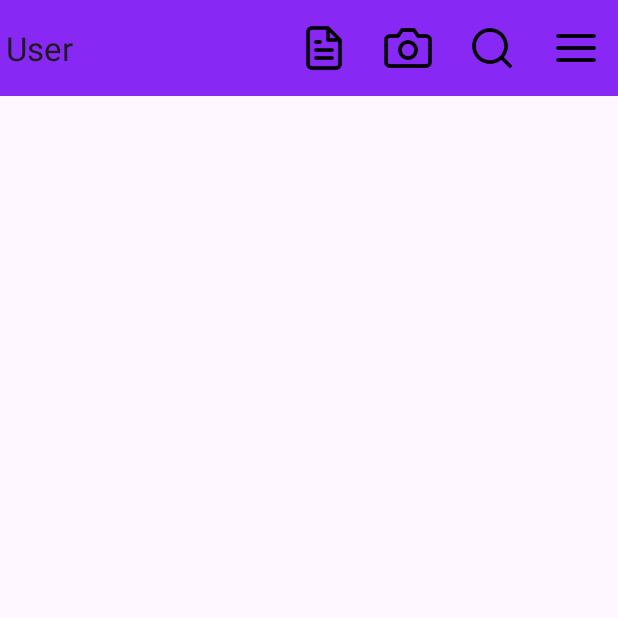
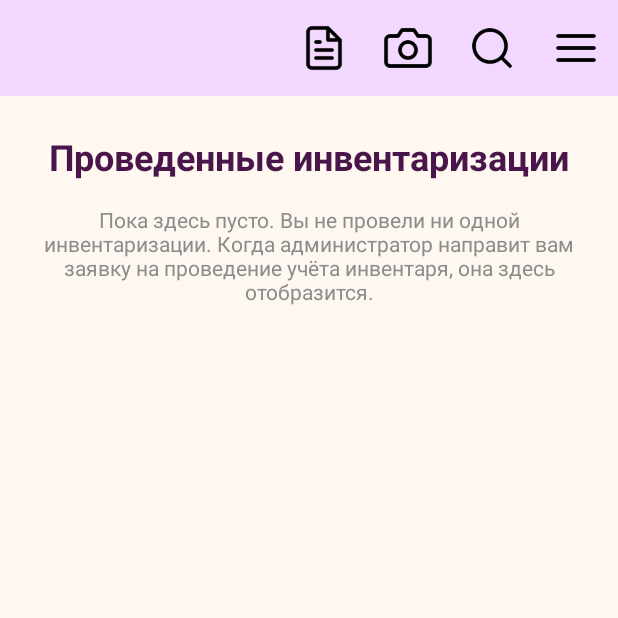
Before and after one commit to DdZz2005/Craft_Code_Project, an Android app: the screen it shows after launch (MainActivity), on a phone screen of 412 x 824 dp, the top half of it. Run offline under Robolectric (Android 15) with nearby library versions, the phone set to English and light mode, and no system bars.

Commit message:
+ Логика

```diff
--- a/app/src/main/AndroidManifest.xml
+++ b/app/src/main/AndroidManifest.xml
@@ -49,12 +49,11 @@
             android:configChanges="orientation|screenSize"
             android:stateNotNeeded="true"
             />
-        <activity
-            android:name=".ActionWhithTheQrActivity"
-        />
+        <activity android:name=".ActionWhithTheQrActivity" />
 
         <activity android:name=".AccountDetailsActivity"></activity>
         <activity android:name=".CompanyDetailsActivity"></activity>
+        <activity android:name=".SearchActivity"></activity>
 
     </application>
 
--- a/app/src/main/java/com/example/craft_code_mobile_project/MainActivity.kt
+++ b/app/src/main/java/com/example/craft_code_mobile_project/MainActivity.kt
@@ -12,21 +12,32 @@ class MainActivity : AppCompatActivity() {
 
     private lateinit var binding: ActivityMainBinding
 
-    companion object {
-        private const val CAMERA_PERMISSION_CODE = 100
-    }
-
     override fun onCreate(savedInstanceState: Bundle?) {
         super.onCreate(savedInstanceState)
         binding = ActivityMainBinding.inflate(layoutInflater)
         setContentView(binding.root)
 
-        // Инициализация ToolBar
-        val toolbar: Toolbar = binding.toolbar
-        setSupportActionBar(toolbar)
-        supportActionBar?.setDisplayHomeAsUpEnabled(false)
-        supportActionBar?.title = "User"
+        // Установка Toolbar
+        setSupportActionBar(binding.toolbar)
+        supportActionBar?.title=""
+
+        // Установка макета меню в Toolbar
+        binding.toolbar.inflateMenu(R.menu.main_menu)
+
+        // Получение меню из Toolbar
+        val menu = binding.toolbar.menu
+
+        // Добавление MenuItem программно, используя равные веса (layout_weight)
+        for (i in 0 until menu.size()) {
+            val menuItem = menu.getItem(i)
+            val itemView = menuItem.actionView ?: continue
+
+            // Установка LayoutParams для равномерного распределения
+            val params = Toolbar.LayoutParams(0, Toolbar.LayoutParams.MATCH_PARENT)
+            itemView.layoutParams = params
+        }
     }
+
 
     override fun onCreateOptionsMenu(menu: Menu?): Boolean {
         menuInflater.inflate(R.menu.main_menu, menu)
@@ -61,7 +72,8 @@ class MainActivity : AppCompatActivity() {
                 true
             }
             R.id.action_search -> {
-                // Действие при нажатии на иконку поиска
+                val intent = Intent(this, SearchActivity::class.java)
+                startActivity(intent)
                 true
             }
             else -> super.onOptionsItemSelected(item)
--- a/app/src/main/java/com/example/craft_code_mobile_project/SearchActivity.java
+++ /dev/null
@@ -1,6 +0,0 @@
-package com.example.craft_code_mobile_project;
-
-import android.app.Activity;
-
-public class SearchActivity extends Activity {
-}
--- a/app/src/main/res/layout/activity_main.xml
+++ b/app/src/main/res/layout/activity_main.xml
@@ -4,23 +4,55 @@
     xmlns:tools="http://schemas.android.com/tools"
     android:layout_width="match_parent"
     android:layout_height="match_parent"
+    android:background="#FFF8F0"
     tools:context=".MainActivity">
 
+    <!-- Custom Toolbar with LinearLayout -->
     <com.google.android.material.appbar.AppBarLayout
+        android:id="@+id/appBarLayout"
         android:layout_width="match_parent"
         android:layout_height="wrap_content"
-        tools:ignore="MissingConstraints">
+        android:background="#F2D7FF"
+        app:layout_constraintTop_toTopOf="parent">
 
         <androidx.appcompat.widget.Toolbar
             android:id="@+id/toolbar"
             android:layout_width="match_parent"
-            android:layout_height="wrap_content"
-            android:background="#8728F4"
-            app:contentInsetStart="0dp"
-            app:contentInsetEnd="0dp"
+            android:layout_height="?attr/actionBarSize"
+            android:background="#F2D7FF"
             app:popupTheme="@style/ThemeOverlay.AppCompat.Light"
-            app:menu="@menu/main_menu" />
+            app:contentInsetStartWithNavigation="0dp"
+            tools:ignore="DuplicateIds" />
     </com.google.android.material.appbar.AppBarLayout>
 
-    <!-- Остальная часть вашей активности -->
+    <!-- Заголовок -->
+    <TextView
+        android:id="@+id/tvTitle"
+        android:layout_width="wrap_content"
+        android:layout_height="wrap_content"
+        android:layout_marginTop="24dp"
+        android:text="Проведенные инвентаризации"
+        android:textColor="#4A154B"
+        android:textSize="24sp"
+        android:textStyle="bold"
+        app:layout_constraintEnd_toEndOf="parent"
+        app:layout_constraintStart_toStartOf="parent"
+        app:layout_constraintTop_toBottomOf="@id/appBarLayout" />
+
+    <!-- Сообщение, если данных нет -->
+    <TextView
+        android:id="@+id/tvEmptyMessage"
+        android:layout_width="0dp"
+        android:layout_height="wrap_content"
+        android:layout_marginTop="16dp"
+        android:paddingStart="24dp"
+        android:paddingEnd="24dp"
+        android:text="Пока здесь пусто. Вы не провели ни одной инвентаризации. Когда администратор направит вам заявку на проведение учёта инвентаря, она здесь отобразится."
+        android:textAlignment="center"
+        android:textColor="#8C8C8C"
+        android:textSize="14sp"
+        app:layout_constraintEnd_toEndOf="parent"
+        app:layout_constraintStart_toStartOf="parent"
+        app:layout_constraintTop_toBottomOf="@id/tvTitle" />
+
 </androidx.constraintlayout.widget.ConstraintLayout>
--- a/app/src/main/res/menu/main_menu.xml
+++ b/app/src/main/res/menu/main_menu.xml
@@ -26,10 +26,10 @@
     <!-- Иконка документа -->
     <item
         android:id="@+id/action_document"
+        android:contentDescription="document_desc"
         android:icon="@drawable/img_3"
-        app:showAsAction="always"
-        android:contentDescription="document_desc"
-        android:title="TODO" />
+        android:title="TODO"
+        app:showAsAction="always" />
 
     <!-- Иконка камеры -->
     <item
```
Also changed, not shown: app/src/main/java/com/example/craft_code_mobile_project/CompanyDetailsActivity.kt (+65 -5 lines), app/src/main/java/com/example/craft_code_mobile_project/SearchActiviy.kt (added, +37 -0 lines), app/src/main/res/layout/activity_company_details.xml (+5 -4 lines), app/src/main/res/layout/activity_search.xml (+21 -15 lines).
